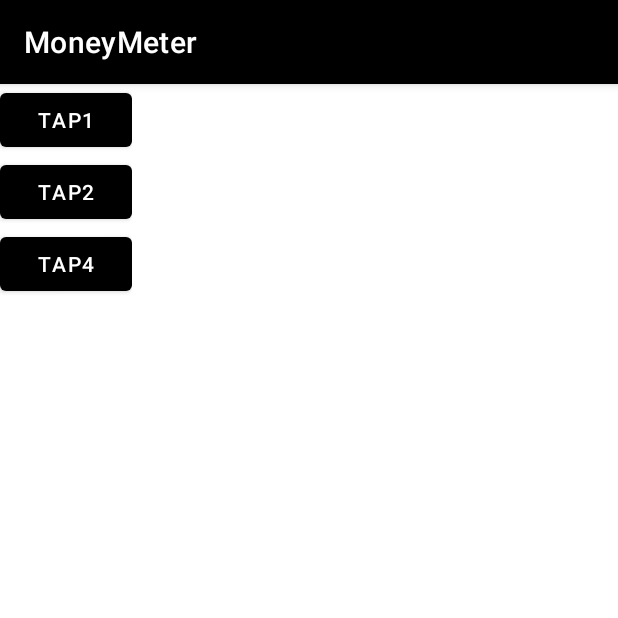
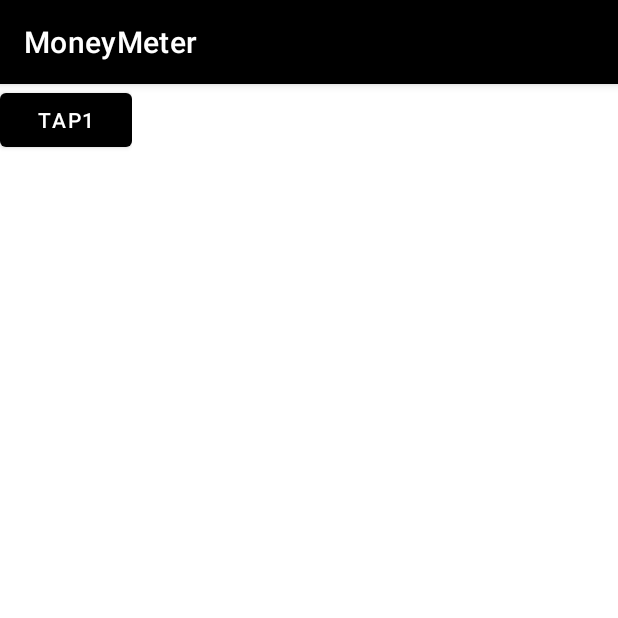
Before and after one commit to MironBano/MoneyMeter, an Android app: the screen it shows after launch (MainActivity), on a phone screen of 412 x 824 dp, the top half of it. Run offline under Robolectric (Android 15) with nearby library versions, the phone set to English and light mode, and no system bars.

Commit message:
Update activity_main.xml

```diff
--- a/app/src/main/res/layout/activity_main.xml
+++ b/app/src/main/res/layout/activity_main.xml
@@ -30,21 +30,7 @@
                 app:layout_constraintBottom_toBottomOf="@id/scroll"
                 app:layout_constraintTop_toBottomOf="@id/scroll" />
 
-            <Button
-                android:id="@+id/But2"
-                android:layout_width="wrap_content"
-                android:layout_height="wrap_content"
-                android:text="Tap2"
-                app:layout_constraintBottom_toBottomOf="@id/scroll"
-                app:layout_constraintTop_toBottomOf="@id/But1" />
 
-            <Button
-                android:id="@+id/But4"
-                android:layout_width="wrap_content"
-                android:layout_height="wrap_content"
-                android:text="Tap4"
-                app:layout_constraintBottom_toBottomOf="@id/scroll"
-                app:layout_constraintTop_toBottomOf="@id/But1" />
 
 
 
```
